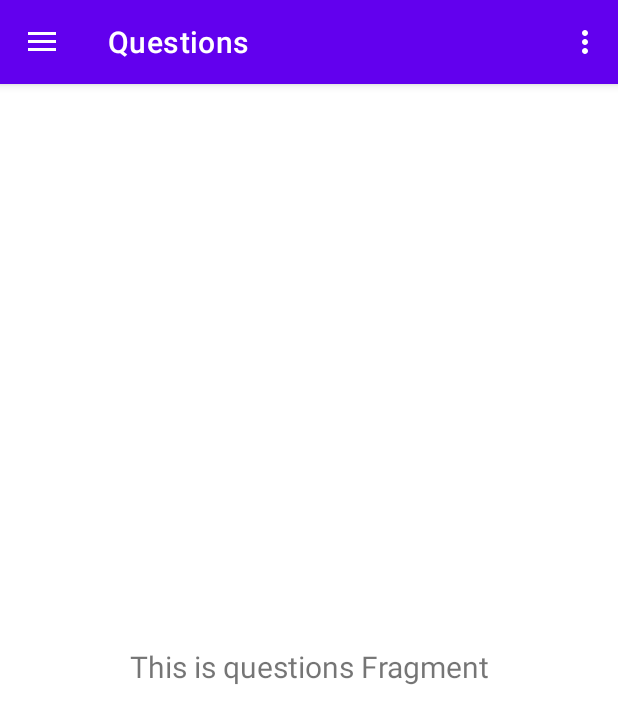
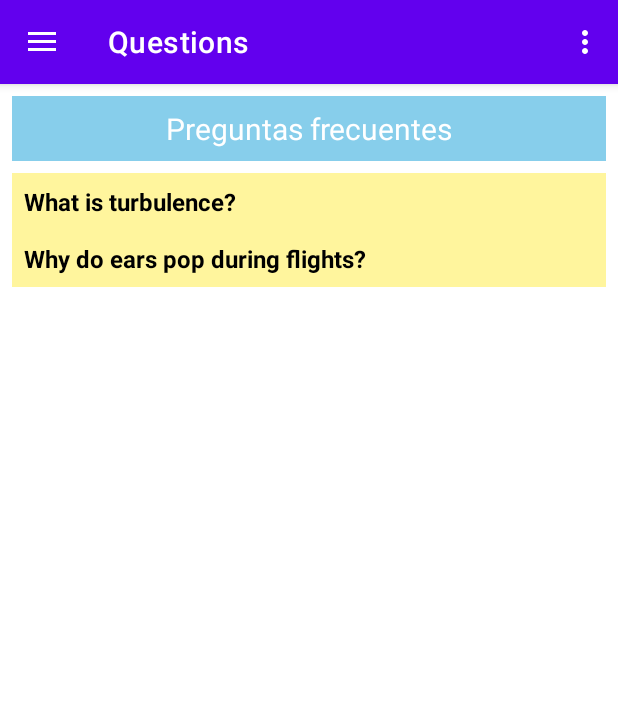
Before and after one commit to alexpergar/calmflightcompanion, an Android app: the screen it shows after launch (MainActivity), in the side drawer, after a tap on "Questions", on a phone screen of 412 x 824 dp. Shown: the top 724 px of the screen. Run offline under Robolectric (Android 15) with nearby library versions, the phone set to English and light mode, and no system bars; our stand-ins replace navigation-ui.

Commit message:
frequent questions implemented

```diff
--- /dev/null
+++ b/app/src/main/java/com/example/calmflightcompanion/ui/questions/Question.kt
@@ -0,0 +1,7 @@
+package com.example.calmflightcompanion.ui.questions
+
+data class Question(
+    val id: Int,
+    val question: String,
+    val answer: String
+)
--- /dev/null
+++ b/app/src/main/java/com/example/calmflightcompanion/ui/questions/QuestionsAdapter.kt
@@ -0,0 +1,40 @@
+package com.example.calmflightcompanion.ui.questions
+
+import android.view.LayoutInflater
+import android.view.View
+import android.view.ViewGroup
+import android.widget.TextView
+import androidx.recyclerview.widget.RecyclerView
+import com.example.calmflightcompanion.R
+
+class QuestionsAdapter(private val questionsList: List<Question>) :
+    RecyclerView.Adapter<QuestionsAdapter.QuestionViewHolder>() {
+
+    inner class QuestionViewHolder(view: View) : RecyclerView.ViewHolder(view) {
+        val questionText: TextView = view.findViewById(R.id.question_text)
+        val answerText: TextView = view.findViewById(R.id.answer_text)
+    }
+
+    override fun onCreateViewHolder(parent: ViewGroup, viewType: Int): QuestionViewHolder {
+        val view = LayoutInflater.from(parent.context)
+            .inflate(R.layout.item_question, parent, false)
+        return QuestionViewHolder(view)
+    }
+
+    override fun onBindViewHolder(holder: QuestionViewHolder, position: Int) {
+        val question = questionsList[position]
+        holder.questionText.text = question.question
+        holder.answerText.text = question.answer
+
+        // Toggle answer visibility when question is clicked
+        holder.itemView.setOnClickListener {
+            if (holder.answerText.visibility == View.GONE) {
+                holder.answerText.visibility = View.VISIBLE
+            } else {
+                holder.answerText.visibility = View.GONE
+            }
+        }
+    }
+
+    override fun getItemCount(): Int = questionsList.size
+}
--- a/app/src/main/java/com/example/calmflightcompanion/ui/questions/QuestionsFragment.kt
+++ b/app/src/main/java/com/example/calmflightcompanion/ui/questions/QuestionsFragment.kt
@@ -4,35 +4,54 @@ import android.os.Bundle
 import android.view.LayoutInflater
 import android.view.View
 import android.view.ViewGroup
-import android.widget.TextView
 import androidx.fragment.app.Fragment
-import androidx.lifecycle.ViewModelProvider
+import androidx.recyclerview.widget.LinearLayoutManager
+import com.example.calmflightcompanion.database.DatabaseHelper
 import com.example.calmflightcompanion.databinding.FragmentQuestionsBinding
 
 class QuestionsFragment : Fragment() {
 
     private var _binding: FragmentQuestionsBinding? = null
-
-    // This property is only valid between onCreateView and
-    // onDestroyView.
     private val binding get() = _binding!!
+    private lateinit var dbHelper: DatabaseHelper
+    private lateinit var questionsAdapter: QuestionsAdapter
 
     override fun onCreateView(
         inflater: LayoutInflater,
         container: ViewGroup?,
         savedInstanceState: Bundle?
     ): View {
-        val slideshowViewModel =
-            ViewModelProvider(this).get(QuestionsViewModel::class.java)
-
         _binding = FragmentQuestionsBinding.inflate(inflater, container, false)
         val root: View = binding.root
 
-        val textView: TextView = binding.textQuestions
-        slideshowViewModel.text.observe(viewLifecycleOwner) {
-            textView.text = it
+        dbHelper = DatabaseHelper(requireContext())
+
+        // Load questions from the database
+        val questionsList = loadQuestionsFromDatabase()
+
+        // Set up RecyclerView
+        questionsAdapter = QuestionsAdapter(questionsList)
+        binding.questionsRecyclerView.apply {
+            layoutManager = LinearLayoutManager(context)
+            adapter = questionsAdapter
         }
+
         return root
+    }
+
+    private fun loadQuestionsFromDatabase(): List<Question> {
+        val questions = mutableListOf<Question>()
+        val cursor = dbHelper.getAllFrequentQuestions()
+        if (cursor.moveToFirst()) {
+            do {
+                val id = cursor.getInt(cursor.getColumnIndexOrThrow(DatabaseHelper.COLUMN_FREQUENT_ID))
+                val questionText = cursor.getString(cursor.getColumnIndexOrThrow(DatabaseHelper.COLUMN_FREQUENT_QUESTION))
+                val answerText = cursor.getString(cursor.getColumnIndexOrThrow(DatabaseHelper.COLUMN_FREQUENT_ANSWER))
+                questions.add(Question(id, questionText, answerText))
+            } while (cursor.moveToNext())
+        }
+        cursor.close()
+        return questions
     }
 
     override fun onDestroyView() {
--- a/app/src/main/res/layout/fragment_questions.xml
+++ b/app/src/main/res/layout/fragment_questions.xml
@@ -7,16 +7,27 @@
     tools:context=".ui.questions.QuestionsFragment">
 
     <TextView
-        android:id="@+id/text_questions"
+        android:id="@+id/text_questions_title"
         android:layout_width="match_parent"
         android:layout_height="wrap_content"
-        android:layout_marginStart="8dp"
-        android:layout_marginTop="8dp"
-        android:layout_marginEnd="8dp"
+        android:layout_margin="8dp"
+        android:text="Preguntas frecuentes"
         android:textAlignment="center"
         android:textSize="20sp"
+        android:background="#87CEEB"
+        android:padding="8dp"
+        android:textColor="#FFFFFF"
+        app:layout_constraintTop_toTopOf="parent"
+        app:layout_constraintStart_toStartOf="parent"
+        app:layout_constraintEnd_toEndOf="parent"/>
+
+    <androidx.recyclerview.widget.RecyclerView
+        android:id="@+id/questions_recycler_view"
+        android:layout_width="0dp"
+        android:layout_height="0dp"
+        android:layout_margin="8dp"
+        app:layout_constraintTop_toBottomOf="@id/text_questions_title"
         app:layout_constraintBottom_toBottomOf="parent"
-        app:layout_constraintEnd_toEndOf="parent"
         app:layout_constraintStart_toStartOf="parent"
-        app:layout_constraintTop_toTopOf="parent" />
+        app:layout_constraintEnd_toEndOf="parent"/>
 </androidx.constraintlayout.widget.ConstraintLayout>
--- /dev/null
+++ b/app/src/main/res/layout/item_question.xml
@@ -0,0 +1,25 @@
+<?xml version="1.0" encoding="utf-8"?>
+<LinearLayout xmlns:android="http://schemas.android.com/apk/res/android"
+    android:layout_width="match_parent"
+    android:layout_height="wrap_content"
+    android:orientation="vertical"
+    android:padding="8dp"
+    android:background="#FFF59D">
+
+    <TextView
+        android:id="@+id/question_text"
+        android:layout_width="match_parent"
+        android:layout_height="wrap_content"
+        android:textStyle="bold"
+        android:textColor="#000"
+        android:textSize="16sp"/>
+
+    <TextView
+        android:id="@+id/answer_text"
+        android:layout_width="match_parent"
+        android:layout_height="wrap_content"
+        android:visibility="gone"
+        android:paddingTop="4dp"
+        android:textColor="#333"
+        android:textSize="14sp"/>
+</LinearLayout>
```
